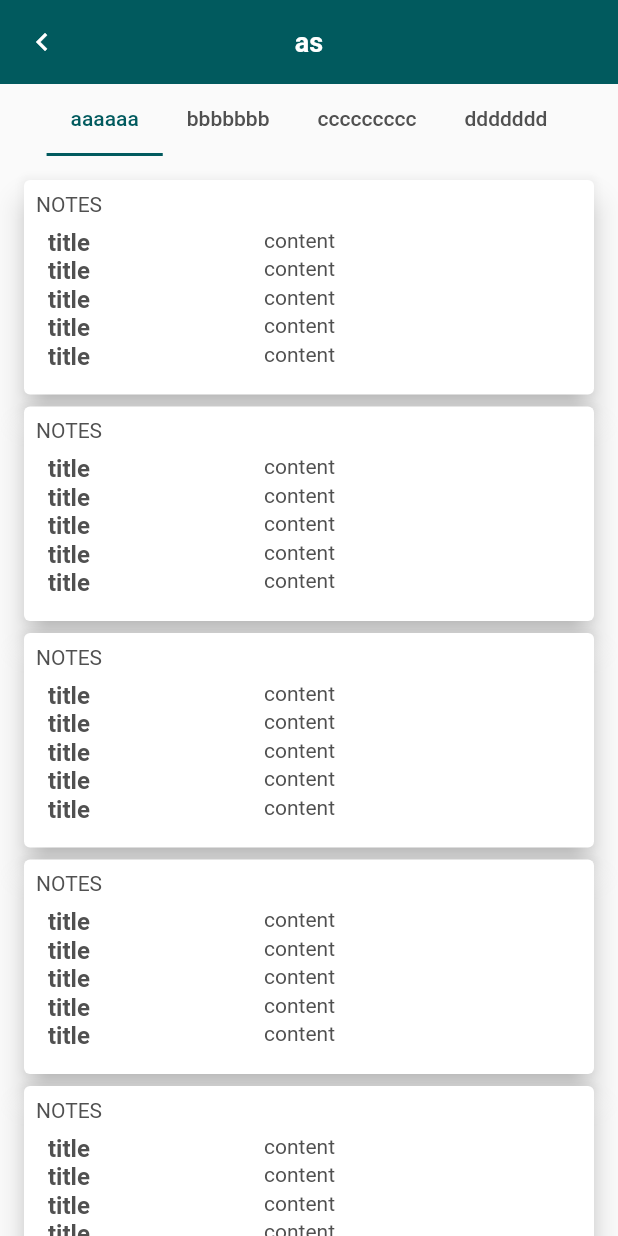
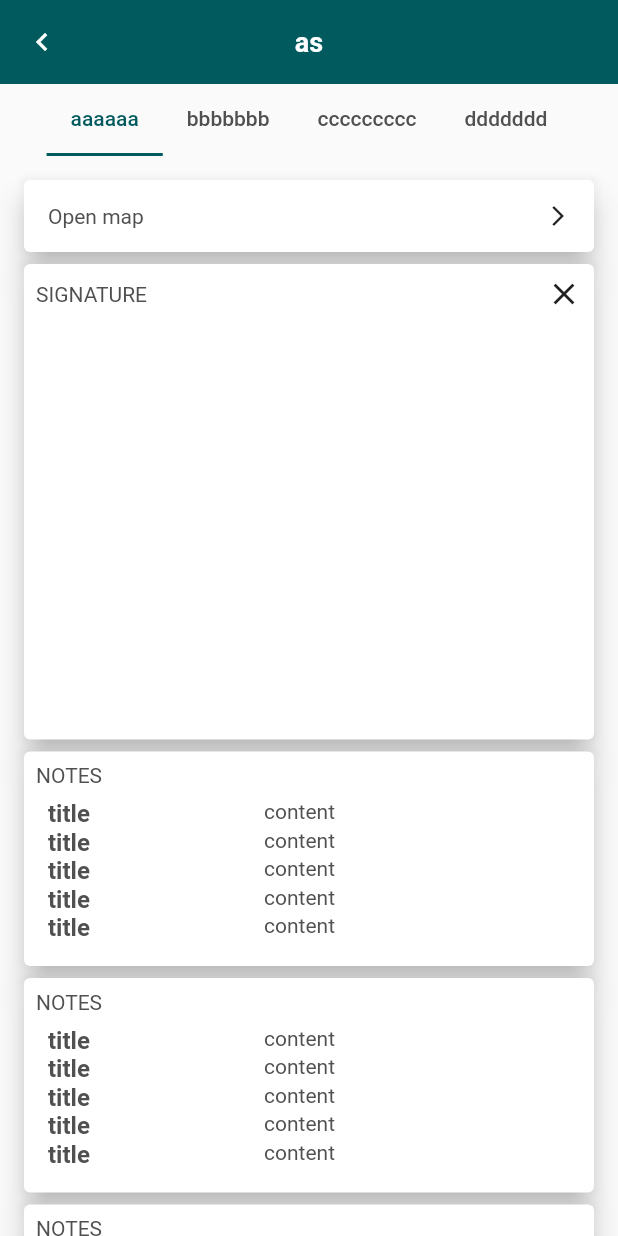
Before and after one commit to hieunguyenthitrung/FieldService, a Flutter app: the BookingScreen screen opened directly, after a tap on an icon or button, on a phone screen of 412 x 824 dp. Run offline on Flutter 3.47's test engine with Material 2 defaults, Android fonts, the light colour scheme and no system bars; drawn by our look-alikes of signature; our stand-ins replace animated_text_kit, bloc, cached_network_image, flutter_bloc, flutter_keyboard_visibility, flutter_spinkit and 5 more; missing offline and left inert: connectivity_for_web, dio_base_api, flutter_keyboard_visibility_web, geolocator_web.

Commit message:
update booking detail

```diff
--- a/lib/screens/booking_detail/booking_detail_screen.dart
+++ b/lib/screens/booking_detail/booking_detail_screen.dart
@@ -1,9 +1,12 @@
+import 'package:field_services/bases/base_state.dart';
 import 'package:field_services/constants/app_constants.dart';
 import 'package:field_services/resources/app_colors.dart';
+import 'package:field_services/utils/routes.dart';
 import 'package:field_services/widgets/app_bar/app_bar_middle_text.dart';
 import 'package:field_services/widgets/di_card.dart';
 import 'package:field_services/widgets/items/one_line_data_item.dart';
 import 'package:flutter/material.dart';
+import 'package:signature/signature.dart';
 
 class BookingDetailScreen extends StatefulWidget {
   const BookingDetailScreen({Key? key}) : super(key: key);
@@ -12,14 +15,20 @@ class BookingDetailScreen extends StatefulWidget {
   State<BookingDetailScreen> createState() => _BookingDetailScreenState();
 }
 
-class _BookingDetailScreenState extends State<BookingDetailScreen>
+class _BookingDetailScreenState extends BaseState<BookingDetailScreen>
     with SingleTickerProviderStateMixin {
   late TabController _tabController;
+  final _signatureController = SignatureController();
 
   @override
   void initState() {
     _tabController = TabController(length: 4, vsync: this);
     super.initState();
+  }
+
+  @override
+  void dispose() {
+    super.dispose();
   }
 
   @override
@@ -73,7 +82,7 @@ class _BookingDetailScreenState extends State<BookingDetailScreen>
         child: Column(
           children: List.generate(
             5,
-            (index) => OneLineDataItem(
+            (index) => const OneLineDataItem(
               title: 'title',
               content: 'content',
               padding: EdgeInsets.zero,
@@ -82,13 +91,60 @@ class _BookingDetailScreenState extends State<BookingDetailScreen>
         ),
       ),
     );
+    final children = [
+      _mapRow(),
+      _buildSignaturePad(),
+      ...items,
+    ];
     return ListView.separated(
       padding: const EdgeInsets.all(AppConstants.defaultPadding),
-      itemCount: items.length,
-      itemBuilder: ((context, index) => items[index]),
+      itemCount: children.length,
+      itemBuilder: (context, index) => children[index],
       separatorBuilder: (_, __) => const SizedBox(
         height: AppConstants.defaultPadding / 2,
       ),
     );
   }
+
+  Widget _mapRow() {
+    return DiCard(
+      onPressed: _onMapPressed,
+      child: Row(
+        children: [
+          Expanded(
+            child: Text('Open map'),
+          ),
+          Icon(
+            Icons.arrow_forward_ios,
+            size: 16,
+          )
+        ],
+      ),
+    );
+  }
+
+  Widget _buildSignaturePad() {
+    return DiCard(
+      title: 'Signature',
+      suffix: IconButton(
+        padding: EdgeInsets.zero,
+        constraints: BoxConstraints(),
+        icon: Icon(Icons.clear),
+        onPressed: () => _signatureController.clear(),
+      ),
+      child: AspectRatio(
+        aspectRatio: 4 / 3,
+        child: ClipRRect(
+          child: Signature(
+            controller: _signatureController,
+            backgroundColor: Colors.white,
+          ),
+        ),
+      ),
+    );
+  }
+
+  void _onMapPressed() {
+    navigate(Routes.mapScreen);
+  }
 }
--- a/lib/screens/home/booking/booking_screen.dart
+++ b/lib/screens/home/booking/booking_screen.dart
@@ -169,24 +169,24 @@ class _BookingScreenState extends BaseState<BookingScreen> {
               ),
             ),
           ),
-          SizedBox(
-            width: 60,
-            child: InkWell(
-              borderRadius: BorderRadius.circular(100),
-              onTap: _onCalendarFormatTogglePressed,
-              child: Container(
-                decoration: BoxDecoration(
-                  borderRadius: BorderRadius.circular(100),
-                  border: Border.all(color: AppColors.mineShaft),
-                ),
-                padding: const EdgeInsets.symmetric(vertical: 6),
-                alignment: Alignment.center,
-                child: Text(
-                  _currentCalendarFormat.name,
-                ),
-              ),
-            ),
-          ),
+          // SizedBox(
+          //   width: 60,
+          //   child: InkWell(
+          //     borderRadius: BorderRadius.circular(100),
+          //     onTap: _onCalendarFormatTogglePressed,
+          //     child: Container(
+          //       decoration: BoxDecoration(
+          //         borderRadius: BorderRadius.circular(100),
+          //         border: Border.all(color: AppColors.mineShaft),
+          //       ),
+          //       padding: const EdgeInsets.symmetric(vertical: 6),
+          //       alignment: Alignment.center,
+          //       child: Text(
+          //         _currentCalendarFormat.name,
+          //       ),
+          //     ),
+          //   ),
+          // ),
           const SizedBox(
             width: AppConstants.defaultPadding,
           ),
--- a/lib/screens/map/map_screen.dart
+++ b/lib/screens/map/map_screen.dart
@@ -1,5 +1,7 @@
 import 'dart:async';
 
+import 'package:field_services/bases/base_state.dart';
+import 'package:field_services/widgets/app_bar/app_bar_middle_text.dart';
 import 'package:flutter/material.dart';
 import 'package:google_maps_flutter/google_maps_flutter.dart';
 
@@ -15,7 +17,7 @@ class MapScreen extends StatefulWidget {
   State<MapScreen> createState() => _MapScreenState();
 }
 
-class _MapScreenState extends State<MapScreen> {
+class _MapScreenState extends BaseState<MapScreen> {
   final _mapController = Completer<GoogleMapController>();
 
   @override
@@ -26,13 +28,14 @@ class _MapScreenState extends State<MapScreen> {
   @override
   Widget build(BuildContext context) {
     return Scaffold(
-      appBar: AppBar(),
+      appBar: const AppBarMiddleText(
+        title: 'Map',
+      ),
       body: _buildBody(),
     );
   }
 
   Widget _buildBody() {
-
     return GoogleMap(
       mapType: MapType.normal,
       initialCameraPosition: _kHCM,
--- a/lib/widgets/di_card.dart
+++ b/lib/widgets/di_card.dart
@@ -4,18 +4,35 @@ import 'package:flutter/material.dart';
 class DiCard extends StatelessWidget {
   final Widget child;
   final String title;
+  final Widget? suffix;
+  final Function()? onPressed;
   const DiCard({
     Key? key,
     required this.child,
     this.title = '',
+    this.suffix,
+    this.onPressed,
   }) : super(key: key);
 
   @override
   Widget build(BuildContext context) {
-    return Card(
-      margin: EdgeInsets.zero,
+    return Material(
       elevation: 8,
       color: Colors.white,
+      borderRadius: BorderRadius.circular(
+        AppConstants.defaultPadding / 4,
+      ),
+      child: InkWell(
+        onTap: onPressed,
+        customBorder: RoundedRectangleBorder(
+          borderRadius: BorderRadius.circular(
+            AppConstants.defaultPadding / 4,
+          ),
+        ),
+        child: Card(
+          margin: EdgeInsets.zero,
+          elevation: 0.0,
+          color: Colors.transparent,
           child: Padding(
             padding: const EdgeInsets.all(
               AppConstants.defaultPadding / 2,
@@ -24,8 +41,17 @@ class DiCard extends StatelessWidget {
               mainAxisSize: MainAxisSize.min,
               crossAxisAlignment: CrossAxisAlignment.start,
               children: [
-            if (title.isNotEmpty) ...[
-              Text(title.toUpperCase()),
+                if (title.isNotEmpty || suffix != null) ...[
+                  Row(
+                    children: [
+                      Expanded(
+                        child: Text(
+                          title.toUpperCase(),
+                        ),
+                      ),
+                      if (suffix != null) suffix!,
+                    ],
+                  ),
                 ],
                 Padding(
                   padding: const EdgeInsets.all(
@@ -36,6 +62,8 @@ class DiCard extends StatelessWidget {
               ],
             ),
           ),
+        ),
+      ),
     );
   }
 }
--- a/pubspec.yaml
+++ b/pubspec.yaml
@@ -48,6 +48,7 @@ dependencies:
   cached_network_image: ^3.2.1
   intl: ^0.17.0
   jiffy: ^5.0.0
+  signature: ^5.1.0
 
 dev_dependencies:
   flutter_test:
```
Also changed, not shown: pubspec.lock. Lines whose indentation alone changed are shown as unchanged.
